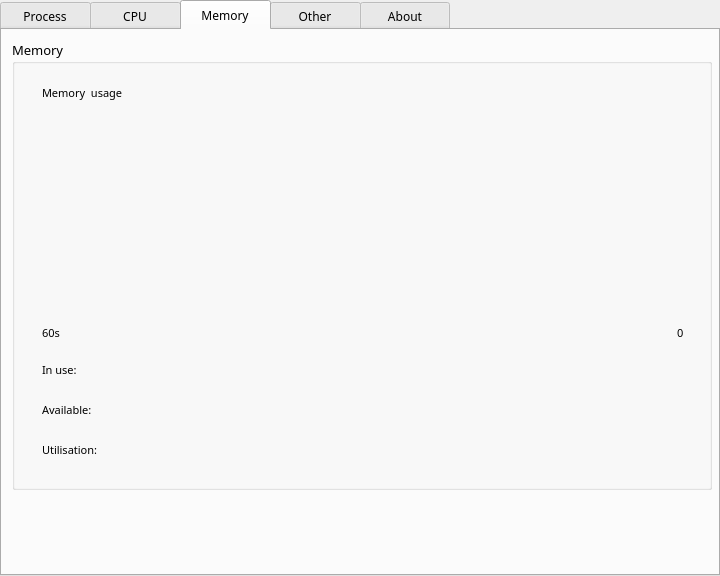
This is 4. 大作业: System monitor/QT version/sysmonitor.ui in biubiubiiu/hust-OS as Qt 5 draws it before an edit. The edited form follows.
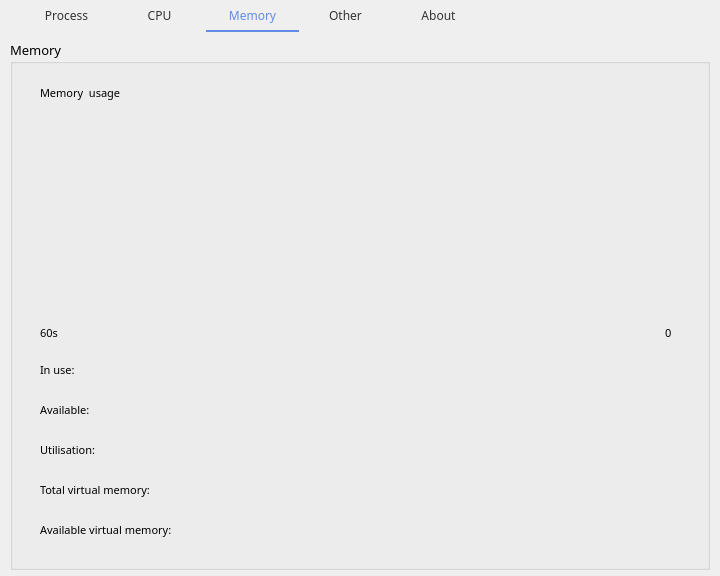
This is the edited form. The open tabs and pages were chosen to show the change. Icons and pictures are not drawn. Custom widgets are drawn as their Qt base class.

The edit to the form file:
```diff
--- a/4. 大作业: System monitor/QT version/sysmonitor.ui
+++ b/4. 大作业: System monitor/QT version/sysmonitor.ui
@@ -37,8 +37,43 @@
     </font>
    </property>
    <property name="styleSheet">
-    <string notr="true">QTabBar::tab{width:90}
-QTabBar::tab{height:30}</string>
+    <string notr="true">QTabWidget::pane
+{
+	top:3px;
+	border:none;
+	bottom:3px;
+}
+QTabBar::tab
+{
+	color:#333333;
+	background:transparent;	
+	padding-left:9px;
+	padding-right:9px;
+	width:75px;
+	height:30px;
+	margin-left:0px;
+	margin-right:0px;
+} 
+
+QTabBar::tab:selected
+{
+	color:#618BE5;
+	background:transparent;	
+	border-bottom:2px solid #618BE5;
+}
+
+QTabBar::tab:hover
+{
+	color:#618BE5;
+	background:transparent;	
+}
+
+QTabWidget::tab-bar {
+    alignment: left;  
+	left:20px;	
+} 
+
+</string>
    </property>
    <property name="currentIndex">
     <number>3</number>
@@ -473,9 +508,9 @@
      <property name="geometry">
       <rect>
        <x>10</x>
-       <y>10</y>
+       <y>5</y>
        <width>700</width>
-       <height>450</height>
+       <height>530</height>
       </rect>
      </property>
      <property name="font">
@@ -521,7 +556,7 @@
        <rect>
         <x>150</x>
         <y>320</y>
-        <width>500</width>
+        <width>420</width>
         <height>20</height>
        </rect>
       </property>
@@ -537,7 +572,7 @@
      <widget class="QLabel" name="label_32">
       <property name="geometry">
        <rect>
-        <x>665</x>
+        <x>655</x>
         <y>285</y>
         <width>16</width>
         <height>16</height>
@@ -634,7 +669,7 @@
        <rect>
         <x>150</x>
         <y>360</y>
-        <width>500</width>
+        <width>420</width>
         <height>20</height>
        </rect>
       </property>
@@ -671,7 +706,81 @@
        <rect>
         <x>150</x>
         <y>400</y>
-        <width>500</width>
+        <width>420</width>
+        <height>20</height>
+       </rect>
+      </property>
+      <property name="font">
+       <font>
+        <family>Bahnschrift Light</family>
+       </font>
+      </property>
+      <property name="text">
+       <string/>
+      </property>
+     </widget>
+     <widget class="QLabel" name="label_36">
+      <property name="geometry">
+       <rect>
+        <x>30</x>
+        <y>440</y>
+        <width>150</width>
+        <height>20</height>
+       </rect>
+      </property>
+      <property name="font">
+       <font>
+        <family>Bahnschrift Light</family>
+        <pointsize>8</pointsize>
+       </font>
+      </property>
+      <property name="text">
+       <string>Total virtual memory:</string>
+      </property>
+     </widget>
+     <widget class="QLabel" name="label_37">
+      <property name="geometry">
+       <rect>
+        <x>30</x>
+        <y>480</y>
+        <width>150</width>
+        <height>20</height>
+       </rect>
+      </property>
+      <property name="font">
+       <font>
+        <family>Bahnschrift Light</family>
+        <pointsize>8</pointsize>
+       </font>
+      </property>
+      <property name="text">
+       <string>Available virtual memory:</string>
+      </property>
+     </widget>
+     <widget class="QLabel" name="totalVirtualMemoryLabel">
+      <property name="geometry">
+       <rect>
+        <x>230</x>
+        <y>440</y>
+        <width>420</width>
+        <height>20</height>
+       </rect>
+      </property>
+      <property name="font">
+       <font>
+        <family>Bahnschrift Light</family>
+       </font>
+      </property>
+      <property name="text">
+       <string/>
+      </property>
+     </widget>
+     <widget class="QLabel" name="availableVirtualMemoryLabel">
+      <property name="geometry">
+       <rect>
+        <x>230</x>
+        <y>480</y>
+        <width>420</width>
         <height>20</height>
        </rect>
       </property>
```
Left out of the diff: 34 changed lines with no effect on the pictures.
